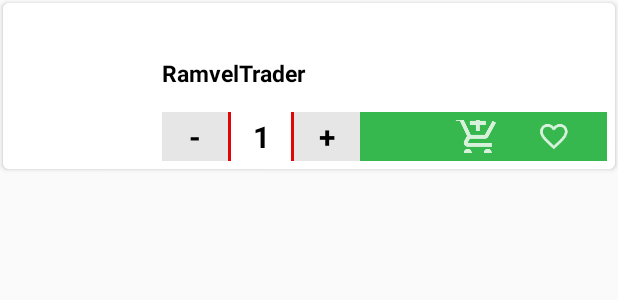
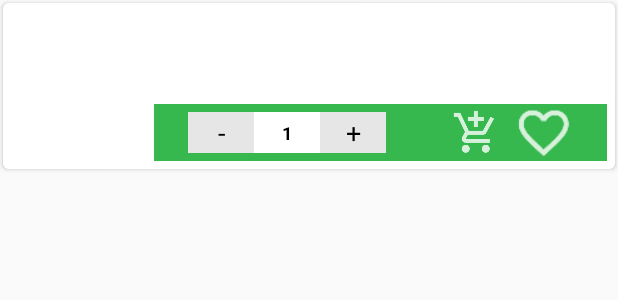
Before and after one commit to st-sathish/magento2-android, an Android app: the layout item_product_list.xml on its own in the app's theme, with its tools: preview values and no code run, on a phone screen of 412 x 824 dp. Shown: the top 300 px of the screen. Run offline under Robolectric (Android 15) with nearby library versions, the phone set to English and light mode, and no system bars.

Commit message:
action search view and list page UI cleanup

```diff
--- a/app/src/main/res/layout/item_product_list.xml
+++ b/app/src/main/res/layout/item_product_list.xml
@@ -47,7 +47,6 @@
                 android:id="@+id/item_name"
                 android:layout_width="match_parent"
                 android:layout_height="20dp"
-                android:layout_marginLeft="5dp"
                 android:layout_marginStart="5dp"
                 android:layout_marginTop="5dp"
                 android:ellipsize="marquee"
@@ -64,7 +63,6 @@
                 android:layout_width="match_parent"
                 android:layout_height="wrap_content"
                 android:ellipsize="marquee"
-                android:layout_marginLeft="5dp"
                 android:layout_marginStart="5dp"
                 android:focusable="true"
                 android:layout_below="@+id/item_name"
@@ -73,8 +71,6 @@
                 android:marqueeRepeatLimit="marquee_forever"
                 android:scrollHorizontally="true"
                 android:singleLine="true"
-                android:paddingTop="5dp"
-                android:text="@string/app_name"
                 android:textColor="@android:color/background_dark"
                 android:textSize="15sp"
                 android:textStyle="bold" />
@@ -85,8 +81,6 @@
                 android:layout_below="@id/item_price"
                 android:background="@color/colorGreen"
                 android:weightSum="4"
-                android:layout_marginLeft="5dp"
-                android:layout_marginStart="5dp"
                 android:layout_marginTop="15dp"
                 android:baselineAligned="false"
                 android:orientation="horizontal">
@@ -94,8 +88,10 @@
                 <LinearLayout
                     android:layout_width="0dp"
                     android:orientation="horizontal"
-                    android:layout_weight="2.5"
-                    android:gravity="center_vertical"
+                    android:layout_weight="2.3"
+                    android:layout_margin="5dp"
+                    android:gravity="center"
+                    android:layout_gravity="center"
                     android:layout_height="match_parent">
 
                     <TextView
@@ -106,19 +102,18 @@
                         android:gravity="center"
                         android:text="@string/symbol_remove_item"
                         android:textColor="@color/black"
-                        android:textSize="20sp"
-                        android:textStyle="bold" />
+                        android:textSize="18sp" />
 
                     <TextView
                         android:id="@+id/item_quantity"
                         android:layout_width="44dp"
                         android:layout_height="44dp"
-                        android:background="@drawable/border_top_bottom"
+                        android:background="@color/white"
                         android:gravity="center"
                         android:text="@string/default_item_value"
                         android:textColor="@android:color/background_dark"
-                        android:textSize="20sp"
-                        android:textStyle="bold" />
+                        android:textStyle="bold"
+                        android:textSize="12sp" />
 
                     <TextView
                         android:id="@+id/add_item"
@@ -128,31 +123,33 @@
                         android:gravity="center"
                         android:text="@string/symbol_add_item"
                         android:textColor="@color/black"
-                        android:textSize="20sp"
-                        android:textStyle="bold" />
+                        android:textSize="18sp" />
                 </LinearLayout>
 
                 <LinearLayout
                     android:layout_width="0dp"
                     android:orientation="horizontal"
-                    android:layout_weight="1.5"
+                    android:layout_weight="1.7"
+                    android:layout_gravity="center"
+                    android:gravity="center"
                     android:layout_height="match_parent">
 
                     <ImageView
                         android:id="@+id/item_cart"
                         style="?android:actionButtonStyle"
                         android:layout_width="40dp"
-                        android:layout_height="match_parent"
-                        android:layout_margin="5dp"
+                        android:layout_height="40dp"
+                        android:layout_gravity="center_vertical"
                         android:contentDescription="@string/placeholder_text"
                         android:src="@drawable/ic_add_shopping_cart_white" />
 
                     <ImageView
                         android:id="@+id/item_favorite"
                         android:layout_width="40dp"
-                        android:layout_height="match_parent"
+                        android:layout_height="40dp"
                         android:layout_margin="5dp"
                         android:contentDescription="@string/placeholder_text"
+                        android:layout_gravity="center_vertical"
                         android:src="@drawable/ic_favourite_white" />
 
                 </LinearLayout>
--- a/app/src/main/res/menu/toolbar_menu.xml
+++ b/app/src/main/res/menu/toolbar_menu.xml
@@ -12,8 +12,9 @@
     <item
         android:id="@+id/action_search"
         android:icon="@drawable/ic_search_holo_dark"
-        app:showAsAction="ifRoom"
+        app:showAsAction="ifRoom|collapseActionView"
         android:orderInCategory="200"
+        app:actionViewClass="android.support.v7.widget.SearchView"
         android:title="@string/txt_search" />
 
     <item
--- a/app/src/main/res/values/styles.xml
+++ b/app/src/main/res/values/styles.xml
@@ -29,4 +29,8 @@
     <style name="AppTheme.AppBarOverlay" parent="ThemeOverlay.AppCompat.Dark.ActionBar" />
 
     <style name="AppTheme.PopupOverlay" parent="ThemeOverlay.AppCompat.Light" />
+
+    <style name="SearchView_layout" parent="Widget.AppCompat.SearchView">
+        <item name="layout">@layout/action_item_search_view</item>
+    </style>
 </resources>
```
Also changed, not shown: app/src/main/java/com/ramveltrader/activity/landingpage/LandingPageActivity.java (+40 -2 lines), app/src/main/res/layout/action_item_search_view.xml (added, +26 -0 lines).
